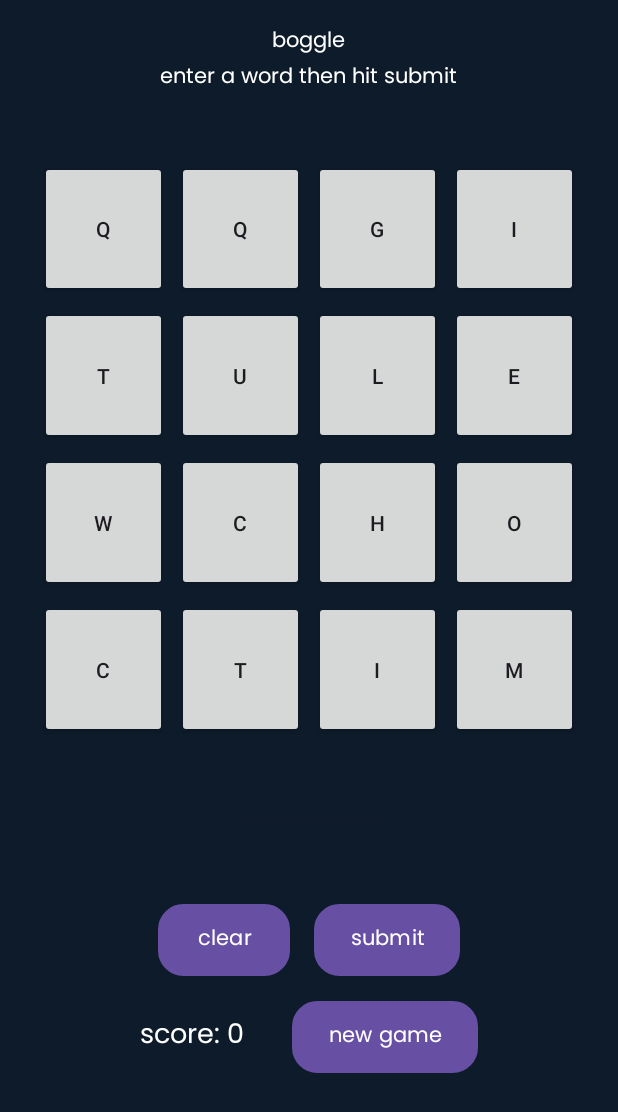
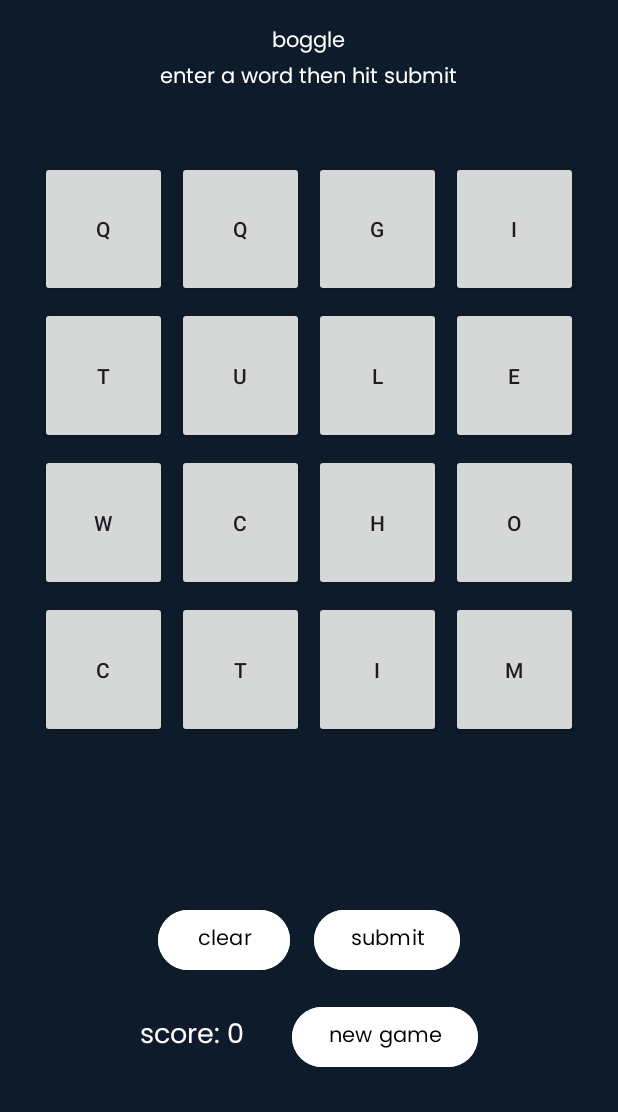
Before and after one commit to sarahhkhann/SarahKhan-BoggleApp, an Android app: the screen it shows after launch (MainActivity), on a phone screen of 412 x 824 dp. Shown: the top 1112 px of the screen. Run offline under Robolectric (Android 15) with nearby library versions, the phone set to English and light mode, and no system bars.

Commit message:
fixed last minute bug

```diff
--- a/app/src/main/java/com/example/sarahkhan_boggleapp/LettersFragment.kt
+++ b/app/src/main/java/com/example/sarahkhan_boggleapp/LettersFragment.kt
@@ -92,7 +92,7 @@ class LettersFragment : Fragment() {
             wordScore
 
         }
-        currentScore = currentScore + score
+        currentScore = Math.max(currentScore + score, 0)
         gameplayActionsListener?.onScoreUpdated(currentScore)
         Log.d("ScoreFragment", "Updating score to: $currentScore")
 
--- a/app/src/main/res/layout/fragment_letters.xml
+++ b/app/src/main/res/layout/fragment_letters.xml
@@ -40,10 +40,12 @@
     <EditText
         android:id="@+id/wordguess"
         android:layout_width="118dp"
+        android:layout_gravity="center"
+        android:textAlignment="center"
         android:fontFamily="@font/poppins"
+        android:textColor="@color/white"
         android:layout_height="wrap_content"
         android:enabled="false" />
-
 
 
     <LinearLayout
@@ -60,8 +62,9 @@
             android:layout_below="@id/lettersGrid"
             android:layout_alignParentStart="true"
             android:layout_marginTop="16dp"
-            android:background="@drawable/button"
             android:layout_marginEnd="16dp"
+            android:textColor="@color/black"
+            android:backgroundTint="@color/white"
             android:fontFamily="@font/poppins"
             android:text="clear" />
 
@@ -70,13 +73,13 @@
             android:layout_width="wrap_content"
             android:layout_height="wrap_content"
             android:layout_below="@id/lettersGrid"
-            android:fontFamily="@font/poppins"
-            android:background="@drawable/button"
             android:layout_alignParentEnd="true"
             android:layout_marginTop="16dp"
+            android:textColor="@color/black"
+            android:backgroundTint="@color/white"
+            android:fontFamily="@font/poppins"
             android:text="submit" />
     </LinearLayout>
 
 
-
 </LinearLayout>
--- a/app/src/main/res/layout/fragment_score.xml
+++ b/app/src/main/res/layout/fragment_score.xml
@@ -20,9 +20,10 @@
     <Button
         android:id="@+id/newGameButton"
         android:layout_width="wrap_content"
-        android:background="@drawable/button"
         android:layout_height="wrap_content"
         android:text="new game"
+        android:textColor="@color/black"
+        android:backgroundTint="@color/white"
         android:fontFamily="@font/poppins"
         />
 
```
